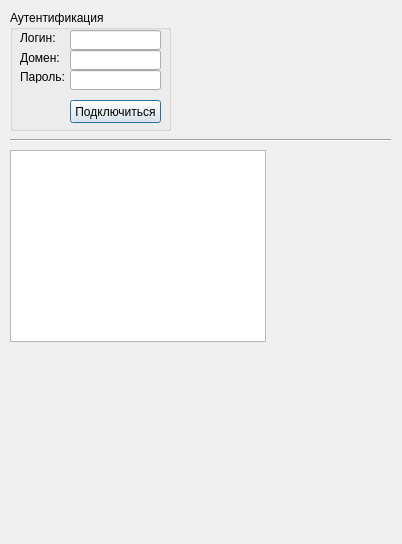
First picture: the form in UI_design/untitled.ui, repository danilfg/UI_ssh_for_eltex, before the edit.
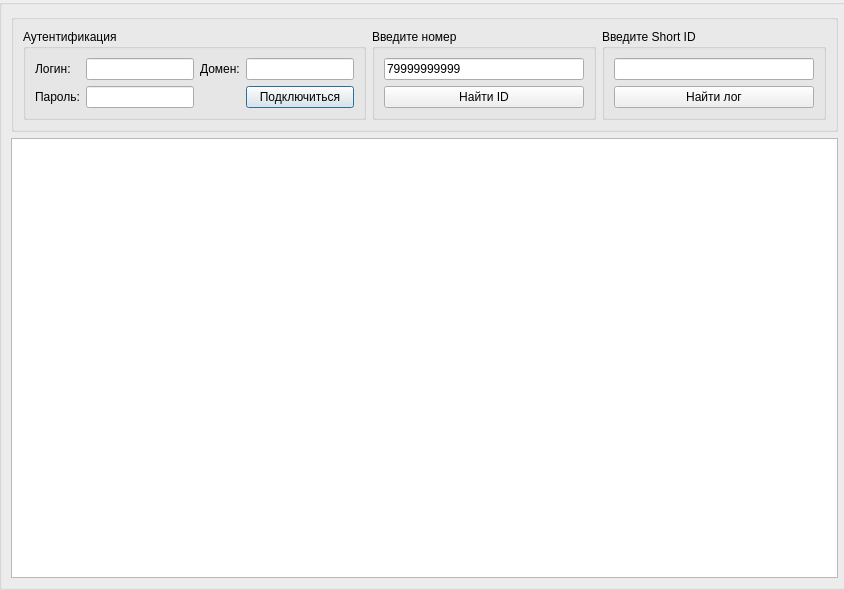
Second picture: the form after the edit.

Diff of the .ui file:
```diff
--- a/UI_design/untitled.ui
+++ b/UI_design/untitled.ui
@@ -6,133 +6,153 @@
    <rect>
     <x>0</x>
     <y>0</y>
-    <width>402</width>
-    <height>544</height>
+    <width>844</width>
+    <height>590</height>
    </rect>
   </property>
   <property name="windowTitle">
    <string>Dialog</string>
   </property>
+  <widget class="QGroupBox" name="groupBox_5">
+   <property name="geometry">
+    <rect>
+     <x>-1</x>
+     <y>-1</y>
+     <width>851</width>
+     <height>591</height>
+    </rect>
+   </property>
+   <property name="title">
+    <string/>
+   </property>
+   <layout class="QVBoxLayout" name="verticalLayout">
+    <item>
+     <widget class="QGroupBox" name="groupBox_3">
+      <property name="title">
+       <string/>
+      </property>
+      <layout class="QGridLayout" name="gridLayout_2">
+       <item row="0" column="0">
   <widget class="QGroupBox" name="groupBox">
-   <property name="geometry">
-    <rect>
-     <x>10</x>
-     <y>10</y>
-     <width>161</width>
-     <height>121</height>
-    </rect>
-   </property>
    <property name="title">
     <string>Аутентификация</string>
    </property>
-   <widget class="QLineEdit" name="loginSSH">
-    <property name="geometry">
-     <rect>
-      <x>60</x>
-      <y>20</y>
-      <width>91</width>
-      <height>20</height>
-     </rect>
-    </property>
-   </widget>
+         <layout class="QGridLayout" name="gridLayout">
+          <item row="0" column="0">
    <widget class="QLabel" name="label">
-    <property name="geometry">
-     <rect>
-      <x>10</x>
-      <y>20</y>
-      <width>41</width>
-      <height>16</height>
-     </rect>
-    </property>
     <property name="text">
      <string>Логин:</string>
     </property>
    </widget>
+          </item>
+          <item row="0" column="1">
+           <widget class="QLineEdit" name="loginSSH"/>
+          </item>
+          <item row="0" column="2">
    <widget class="QLabel" name="label_2">
-    <property name="geometry">
-     <rect>
-      <x>10</x>
-      <y>40</y>
-      <width>41</width>
-      <height>16</height>
-     </rect>
-    </property>
     <property name="text">
      <string>Домен:</string>
     </property>
    </widget>
-   <widget class="QLineEdit" name="domainSSH">
-    <property name="geometry">
-     <rect>
-      <x>60</x>
-      <y>40</y>
-      <width>91</width>
-      <height>20</height>
-     </rect>
-    </property>
-   </widget>
+          </item>
+          <item row="0" column="3">
+           <widget class="QLineEdit" name="domainSSH"/>
+          </item>
+          <item row="1" column="0">
    <widget class="QLabel" name="label_3">
-    <property name="geometry">
-     <rect>
-      <x>10</x>
-      <y>60</y>
-      <width>47</width>
-      <height>13</height>
-     </rect>
-    </property>
     <property name="text">
      <string>Пароль:</string>
     </property>
    </widget>
+          </item>
+          <item row="1" column="1">
    <widget class="QLineEdit" name="passwordSSH">
-    <property name="geometry">
-     <rect>
-      <x>60</x>
-      <y>60</y>
-      <width>91</width>
-      <height>20</height>
-     </rect>
-    </property>
     <property name="echoMode">
      <enum>QLineEdit::Password</enum>
     </property>
    </widget>
+          </item>
+          <item row="1" column="3">
    <widget class="QPushButton" name="connectButton">
-    <property name="geometry">
-     <rect>
-      <x>60</x>
-      <y>90</y>
-      <width>91</width>
-      <height>23</height>
-     </rect>
-    </property>
     <property name="text">
      <string>Подключиться</string>
     </property>
    </widget>
-  </widget>
-  <widget class="Line" name="line">
-   <property name="geometry">
-    <rect>
-     <x>10</x>
-     <y>130</y>
-     <width>381</width>
-     <height>20</height>
-    </rect>
-   </property>
-   <property name="orientation">
-    <enum>Qt::Horizontal</enum>
-   </property>
-  </widget>
+          </item>
+         </layout>
+        </widget>
+       </item>
+       <item row="0" column="1">
+        <widget class="QGroupBox" name="groupBox_2">
+         <property name="title">
+          <string>Введите номер</string>
+         </property>
+         <layout class="QGridLayout" name="gridLayout_3">
+          <item row="0" column="0">
+           <widget class="QLineEdit" name="numberSSH">
+            <property name="text">
+             <string>79999999999</string>
+            </property>
+           </widget>
+          </item>
+          <item row="1" column="0">
+           <widget class="QPushButton" name="foundID">
+            <property name="text">
+             <string>Найти ID</string>
+            </property>
+           </widget>
+          </item>
+         </layout>
+        </widget>
+       </item>
+       <item row="0" column="2">
+        <widget class="QGroupBox" name="groupBox_4">
+         <property name="title">
+          <string>Введите Short ID</string>
+         </property>
+         <layout class="QGridLayout" name="gridLayout_4">
+          <item row="0" column="0">
+           <widget class="QLineEdit" name="shortID"/>
+          </item>
+          <item row="1" column="0">
+           <widget class="QPushButton" name="pushButton">
+            <property name="text">
+             <string>Найти лог</string>
+            </property>
+           </widget>
+          </item>
+         </layout>
+        </widget>
+       </item>
+      </layout>
+     </widget>
+    </item>
+    <item>
   <widget class="QTextBrowser" name="outputWindow">
-   <property name="geometry">
-    <rect>
-     <x>10</x>
-     <y>150</y>
-     <width>256</width>
-     <height>192</height>
-    </rect>
-   </property>
+      <property name="font">
+       <font>
+        <family>Arial</family>
+       </font>
+      </property>
+      <property name="mouseTracking">
+       <bool>true</bool>
+      </property>
+      <property name="layoutDirection">
+       <enum>Qt::LeftToRight</enum>
+      </property>
+      <property name="autoFillBackground">
+       <bool>false</bool>
+      </property>
+      <property name="html">
+       <string>&lt;!DOCTYPE HTML PUBLIC &quot;-//W3C//DTD HTML 4.0//EN&quot; &quot;http://www.w3.org/TR/REC-html40/strict.dtd&quot;&gt;
+&lt;html&gt;&lt;head&gt;&lt;meta name=&quot;qrichtext&quot; content=&quot;1&quot; /&gt;&lt;style type=&quot;text/css&quot;&gt;
+p, li { white-space: pre-wrap; }
+&lt;/style&gt;&lt;/head&gt;&lt;body style=&quot; font-family:'Arial'; font-size:8.25pt; font-weight:400; font-style:normal;&quot;&gt;
+&lt;p style=&quot;-qt-paragraph-type:empty; margin-top:0px; margin-bottom:0px; margin-left:0px; margin-right:0px; -qt-block-indent:0; text-indent:0px;&quot;&gt;&lt;br /&gt;&lt;/p&gt;&lt;/body&gt;&lt;/html&gt;</string>
+      </property>
+     </widget>
+    </item>
+   </layout>
   </widget>
  </widget>
  <resources/>
```
Left out of the diff: 2 changed lines with no effect on the pictures. Lines whose indentation alone changed are shown as unchanged.
